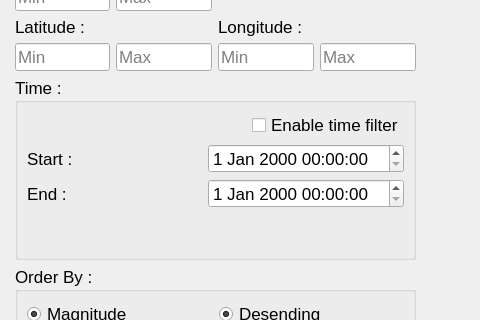
reon/EMV-4, file EMV/Dialogs/fdsnrequestdialog.ui: the form before one commit; both pictures show x 285 to 765 and y 221 to 541 of the 765 by 692 pixel window.
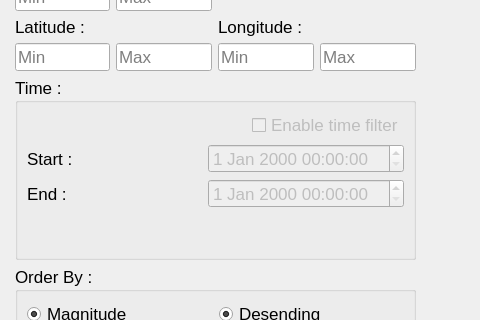
The form after the commit.

```diff
--- a/EMV/Dialogs/fdsnrequestdialog.ui
+++ b/EMV/Dialogs/fdsnrequestdialog.ui
@@ -454,6 +454,9 @@
            </item>
            <item>
             <widget class="QCheckBox" name="FilterTimeCheckBox">
+             <property name="enabled">
+              <bool>false</bool>
+             </property>
              <property name="text">
               <string>Enable time filter</string>
              </property>
@@ -472,6 +475,9 @@
            </item>
            <item>
             <widget class="QDateTimeEdit" name="StartDateTimeEdit">
+             <property name="enabled">
+              <bool>false</bool>
+             </property>
              <property name="dateTime">
               <datetime>
                <hour>0</hour>
@@ -503,7 +509,11 @@
             </widget>
            </item>
            <item>
-            <widget class="QDateTimeEdit" name="EndDateTimeEdit"/>
+            <widget class="QDateTimeEdit" name="EndDateTimeEdit">
+             <property name="enabled">
+              <bool>false</bool>
+             </property>
+            </widget>
            </item>
           </layout>
          </item>
```
